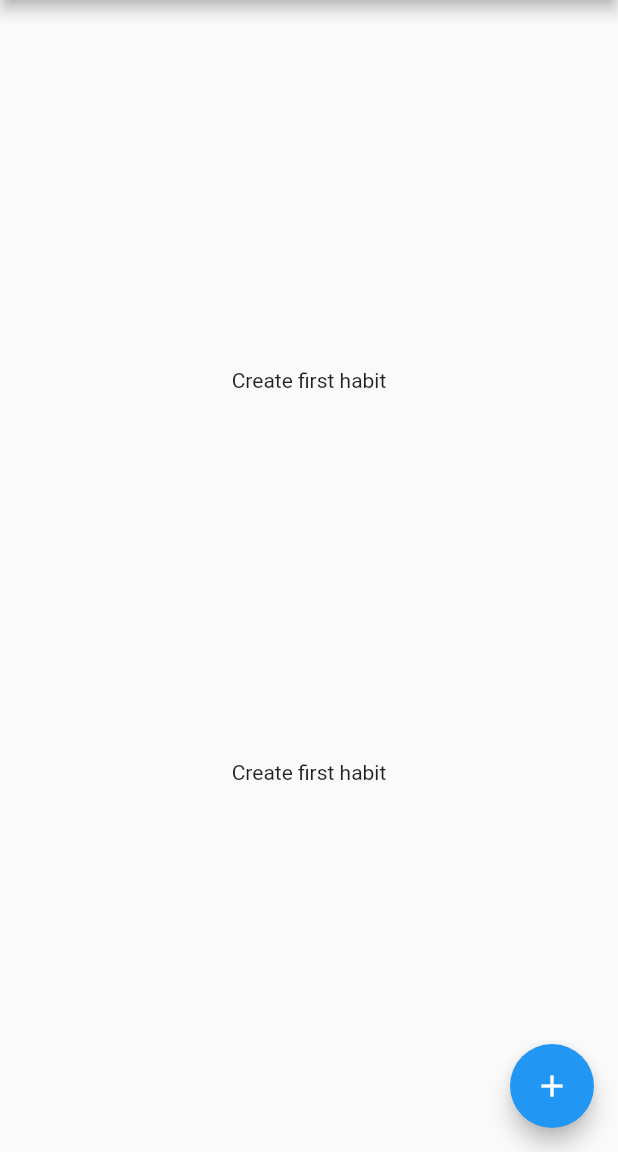
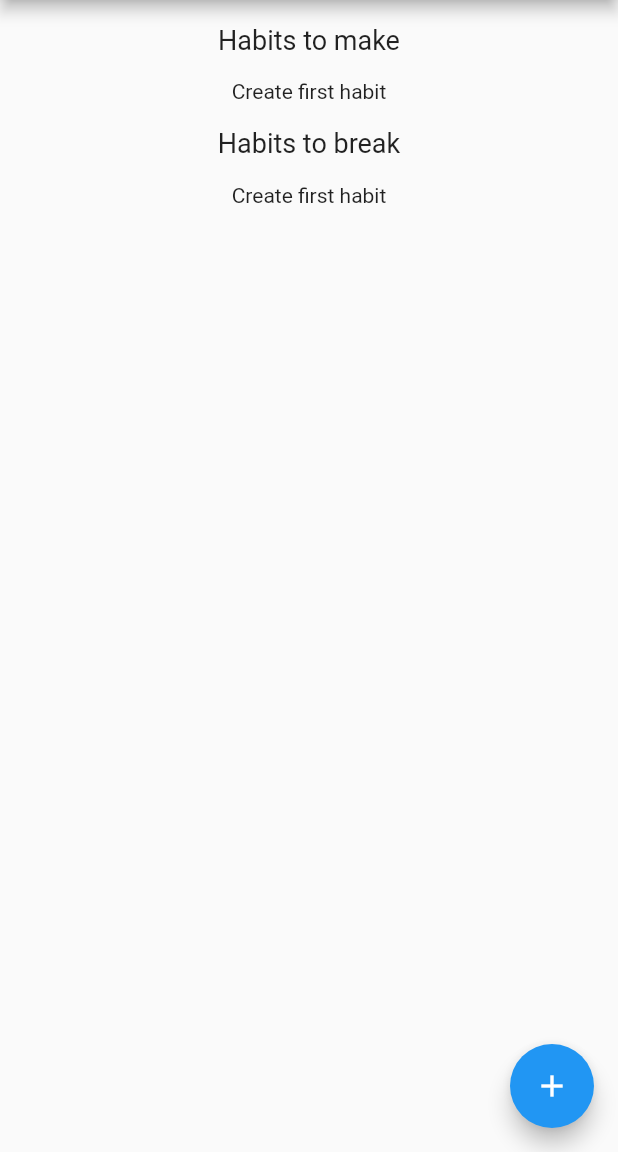
Before and after one commit to rahul-797/cloceo, a Flutter app: the HomeScreen screen opened directly, on a phone screen of 412 x 824 dp, the part 84-1236 px from its top. Run offline on Flutter 3.47's test engine with Material 2 defaults, Android fonts, the phone set to English and light mode, and no system bars; our stand-ins replace badges, cloud_firestore, custom_radio_grouped_button, firebase_auth, firebase_core, freezed_annotation and 4 more; accounts and stored records are empty.

Commit message:
UI changed

```diff
--- a/lib/screens/home_screen.dart
+++ b/lib/screens/home_screen.dart
@@ -51,9 +51,23 @@ class _HomeScreenState extends State<HomeScreen> {
       body: isLoading
           ? const Center(child: CircularProgressIndicator())
           : Column(
-              mainAxisAlignment: MainAxisAlignment.spaceEvenly,
+              mainAxisAlignment: MainAxisAlignment.start,
               children: [
+                const Padding(
+                  padding: EdgeInsets.symmetric(vertical: 16),
+                  child: Text(
+                    "Habits to make",
+                    style: TextStyle(fontSize: 18),
+                  ),
+                ),
                 showMakeHabitTiles(),
+                const Padding(
+                  padding: EdgeInsets.symmetric(vertical: 16),
+                  child: Text(
+                    "Habits to break",
+                    style: TextStyle(fontSize: 18),
+                  ),
+                ),
                 showBreakHabitTiles(),
               ],
             ),
@@ -63,10 +77,11 @@ class _HomeScreenState extends State<HomeScreen> {
   Widget showMakeHabitTiles() {
     return userModel != null && userModel!.habitDetails.isNotEmpty
         ? SizedBox(
-            height: ((MediaQuery.of(context).size.height) - ((AppBar().preferredSize.height) * 2)) / 2,
+      height: ((MediaQuery.of(context).size.height) - ((AppBar().preferredSize.height) * 4)) / 2,
             child: ListView.builder(
               itemCount: userModel!.habitDetails.length,
-              padding: const EdgeInsets.fromLTRB(16, 24, 16, 0),
+              physics: const BouncingScrollPhysics(),
+              padding: const EdgeInsets.fromLTRB(16, 0, 16, 0),
               itemBuilder: (context, index) {
                 return GestureDetector(
                   onTap: () {
@@ -93,10 +108,11 @@ class _HomeScreenState extends State<HomeScreen> {
   Widget showBreakHabitTiles() {
     return userModel != null && userModel!.habitBreakDetails.isNotEmpty
         ? SizedBox(
-            height: ((MediaQuery.of(context).size.height) - ((AppBar().preferredSize.height) * 2)) / 2,
+      height: ((MediaQuery.of(context).size.height) - ((AppBar().preferredSize.height) * 4)) / 2,
             child: ListView.builder(
               itemCount: userModel!.habitBreakDetails.length,
-              padding: const EdgeInsets.fromLTRB(16, 24, 16, 0),
+              physics: const BouncingScrollPhysics(),
+              padding: const EdgeInsets.fromLTRB(16, 0, 16, 0),
               itemBuilder: (context, index) {
                 return GestureDetector(
                   onTap: () {
@@ -241,7 +257,7 @@ class _HomeScreenState extends State<HomeScreen> {
                                     style: const TextStyle(fontSize: 28),
                                   ),
                                   Text(
-                                    userModel!.habitDetails[index]["type"] == "make" ? "Done!" : "No more!",
+                                    getDoneText(index, isHabitMake),
                                     style: TextStyle(
                                       fontSize: 16,
                                       color: getTextColor(index, isHabitMake), // update
@@ -385,4 +401,12 @@ class _HomeScreenState extends State<HomeScreen> {
           : Colors.transparent;
     }
   }
+
+  String getDoneText(int index, bool isHabitMake) {
+    if (isHabitMake) {
+      return "Done!";
+    } else {
+      return "No more!";
+    }
+  }
 }
```
